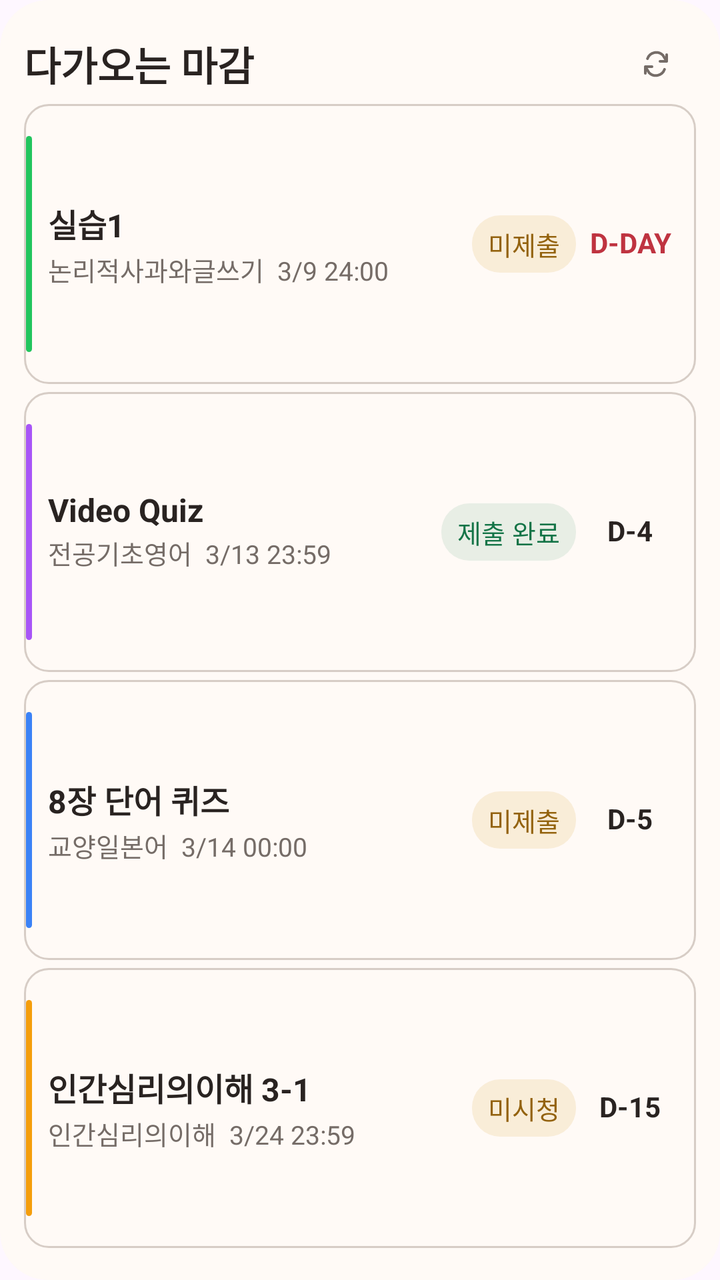
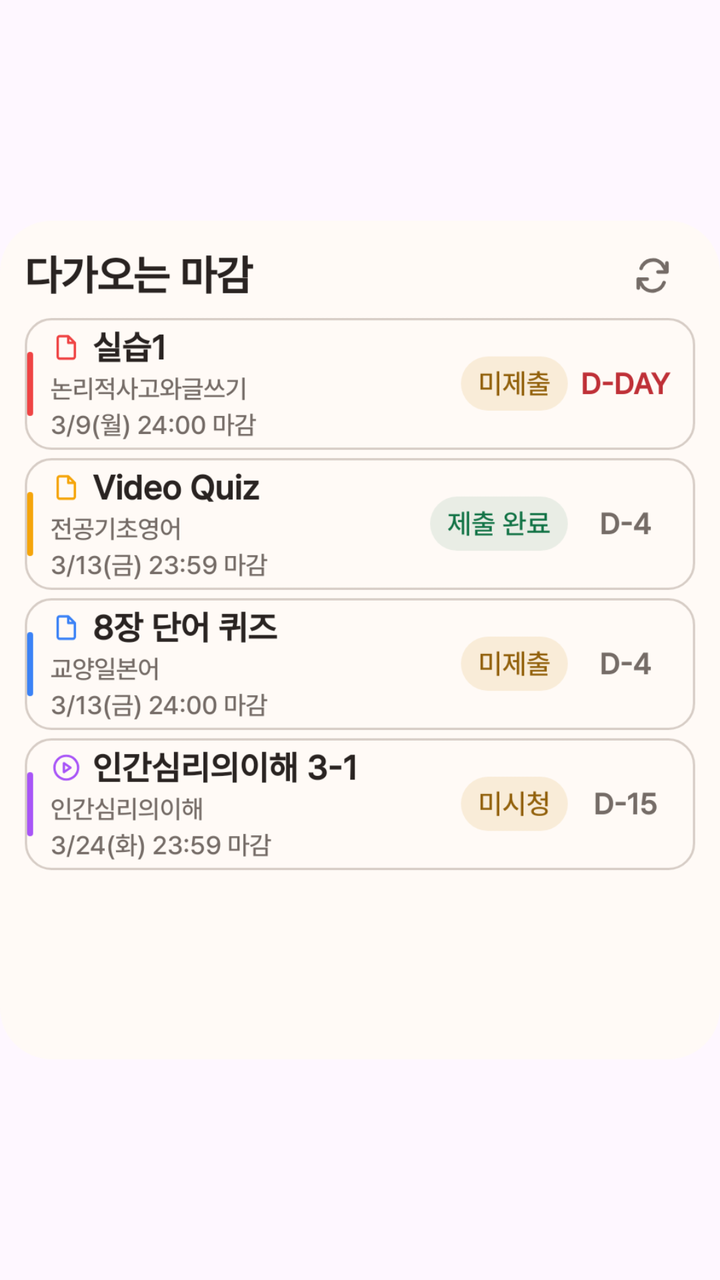

Screens rendered from an Android XML layout before and after an edit, with the pre-edit source and the edit as a unified diff.
<!-- AndroidManifest.xml: application theme Theme.hongsi -->
<!-- res/layout/deadlines_large_widget_preview.xml -->
<?xml version="1.0" encoding="utf-8"?>
<LinearLayout xmlns:android="http://schemas.android.com/apk/res/android" android:layout_width="match_parent" android:layout_height="match_parent" android:orientation="vertical" android:padding="12dp" android:background="@drawable/widget_attendance_background">
  <LinearLayout android:layout_width="match_parent" android:layout_height="40dp" android:orientation="horizontal" android:gravity="center_vertical">
    <TextView android:layout_width="0dp" android:layout_height="match_parent" android:text="다가오는 마감" android:textSize="20sp" android:textColor="@color/widget_text" android:includeFontPadding="false" android:layout_weight="1" android:gravity="center_vertical" android:maxLines="1" android:ellipsize="end" android:textStyle="bold" />
    <ImageView android:layout_width="40dp" android:layout_height="40dp" android:padding="12dp" android:src="@drawable/ic_widget_refresh" android:tint="@color/widget_muted" android:contentDescription="새로고침" />
  </LinearLayout>
  <LinearLayout android:layout_width="match_parent" android:layout_height="0dp" android:orientation="vertical" android:layout_weight="1">
    <FrameLayout android:layout_width="match_parent" android:layout_height="0dp" android:paddingBottom="4dp" android:layout_weight="1">
      <ImageView android:layout_width="match_parent" android:layout_height="match_parent" android:src="@drawable/widget_deadline_frame" android:scaleType="fitXY" android:importantForAccessibility="no" />
      <ImageView android:layout_width="3dp" android:layout_height="match_parent" android:layout_marginTop="16dp" android:layout_marginBottom="16dp" android:layout_marginStart="1dp" android:src="@drawable/widget_class_accent" android:scaleType="fitXY" android:importantForAccessibility="no" android:tint="#22c55e" />
      <LinearLayout android:layout_width="match_parent" android:layout_height="match_parent" android:orientation="horizontal" android:gravity="center_vertical" android:paddingStart="12dp" android:paddingEnd="6dp" android:paddingTop="4dp" android:paddingBottom="4dp">
        <LinearLayout android:layout_width="0dp" android:layout_height="match_parent" android:orientation="vertical" android:layout_weight="1" android:gravity="center_vertical">
          <TextView android:layout_width="match_parent" android:layout_height="wrap_content" android:text="실습1" android:textSize="16sp" android:textColor="@color/widget_text" android:includeFontPadding="false" android:textStyle="bold" android:maxLines="2" android:ellipsize="end" />
          <TextView android:layout_width="match_parent" android:layout_height="wrap_content" android:text="논리적사과와글쓰기  3/9 24:00" android:textSize="13sp" android:textColor="@color/widget_muted" android:includeFontPadding="false" android:layout_marginTop="2dp" android:maxLines="1" android:ellipsize="end" />
        </LinearLayout>
        <TextView android:layout_width="wrap_content" android:layout_height="wrap_content" android:text="미제출" android:textSize="13sp" android:textColor="@color/widget_badge_warn_text" android:includeFontPadding="false" android:paddingStart="8dp" android:paddingEnd="8dp" android:paddingTop="5dp" android:paddingBottom="5dp" android:layout_marginStart="6dp" android:maxWidth="104dp" android:maxLines="1" android:ellipsize="end" android:gravity="center" android:background="@drawable/widget_badge_warn" />
        <TextView android:layout_width="54dp" android:layout_height="match_parent" android:text="D-DAY" android:textSize="14sp" android:textColor="@color/widget_error" android:includeFontPadding="false" android:gravity="center" android:textStyle="bold" />
      </LinearLayout>
    </FrameLayout>
    <FrameLayout android:layout_width="match_parent" android:layout_height="0dp" android:paddingBottom="4dp" android:layout_weight="1">
      <ImageView android:layout_width="match_parent" android:layout_height="match_parent" android:src="@drawable/widget_deadline_frame" android:scaleType="fitXY" android:importantForAccessibility="no" />
      <ImageView android:layout_width="3dp" android:layout_height="match_parent" android:layout_marginTop="16dp" android:layout_marginBottom="16dp" android:layout_marginStart="1dp" android:src="@drawable/widget_class_accent" android:scaleType="fitXY" android:importantForAccessibility="no" android:tint="#a855f7" />
      <LinearLayout android:layout_width="match_parent" android:layout_height="match_parent" android:orientation="horizontal" android:gravity="center_vertical" android:paddingStart="12dp" android:paddingEnd="6dp" android:paddingTop="4dp" android:paddingBottom="4dp">
        <LinearLayout android:layout_width="0dp" android:layout_height="match_parent" android:orientation="vertical" android:layout_weight="1" android:gravity="center_vertical">
          <TextView android:layout_width="match_parent" android:layout_height="wrap_content" android:text="Video Quiz" android:textSize="16sp" android:textColor="@color/widget_text" android:includeFontPadding="false" android:textStyle="bold" android:maxLines="2" android:ellipsize="end" />
          <TextView android:layout_width="match_parent" android:layout_height="wrap_content" android:text="전공기초영어  3/13 23:59" android:textSize="13sp" android:textColor="@color/widget_muted" android:includeFontPadding="false" android:layout_marginTop="2dp" android:maxLines="1" android:ellipsize="end" />
        </LinearLayout>
        <TextView android:layout_width="wrap_content" android:layout_height="wrap_content" android:text="제출 완료" android:textSize="13sp" android:textColor="@color/widget_badge_ok_text" android:includeFontPadding="false" android:paddingStart="8dp" android:paddingEnd="8dp" android:paddingTop="5dp" android:paddingBottom="5dp" android:layout_marginStart="6dp" android:maxWidth="104dp" android:maxLines="1" android:ellipsize="end" android:gravity="center" android:background="@drawable/widget_badge_ok" />
        <TextView android:layout_width="54dp" android:layout_height="match_parent" android:text="D-4" android:textSize="14sp" android:textColor="@color/widget_text" android:includeFontPadding="false" android:gravity="center" android:textStyle="bold" />
      </LinearLayout>
    </FrameLayout>
    <FrameLayout android:layout_width="match_parent" android:layout_height="0dp" android:paddingBottom="4dp" android:layout_weight="1">
      <ImageView android:layout_width="match_parent" android:layout_height="match_parent" android:src="@drawable/widget_deadline_frame" android:scaleType="fitXY" android:importantForAccessibility="no" />
      <ImageView android:layout_width="3dp" android:layout_height="match_parent" android:layout_marginTop="16dp" android:layout_marginBottom="16dp" android:layout_marginStart="1dp" android:src="@drawable/widget_class_accent" android:scaleType="fitXY" android:importantForAccessibility="no" android:tint="#3b82f6" />
      <LinearLayout android:layout_width="match_parent" android:layout_height="match_parent" android:orientation="horizontal" android:gravity="center_vertical" android:paddingStart="12dp" android:paddingEnd="6dp" android:paddingTop="4dp" android:paddingBottom="4dp">
        <LinearLayout android:layout_width="0dp" android:layout_height="match_parent" android:orientation="vertical" android:layout_weight="1" android:gravity="center_vertical">
          <TextView android:layout_width="match_parent" android:layout_height="wrap_content" android:text="8장 단어 퀴즈" android:textSize="16sp" android:textColor="@color/widget_text" android:includeFontPadding="false" android:textStyle="bold" android:maxLines="2" android:ellipsize="end" />
          <TextView android:layout_width="match_parent" android:layout_height="wrap_content" android:text="교양일본어  3/14 00:00" android:textSize="13sp" android:textColor="@color/widget_muted" android:includeFontPadding="false" android:layout_marginTop="2dp" android:maxLines="1" android:ellipsize="end" />
        </LinearLayout>
        <TextView android:layout_width="wrap_content" android:layout_height="wrap_content" android:text="미제출" android:textSize="13sp" android:textColor="@color/widget_badge_warn_text" android:includeFontPadding="false" android:paddingStart="8dp" android:paddingEnd="8dp" android:paddingTop="5dp" android:paddingBottom="5dp" android:layout_marginStart="6dp" android:maxWidth="104dp" android:maxLines="1" android:ellipsize="end" android:gravity="center" android:background="@drawable/widget_badge_warn" />
        <TextView android:layout_width="54dp" android:layout_height="match_parent" android:text="D-5" android:textSize="14sp" android:textColor="@color/widget_text" android:includeFontPadding="false" android:gravity="center" android:textStyle="bold" />
      </LinearLayout>
    </FrameLayout>
    <FrameLayout android:layout_width="match_parent" android:layout_height="0dp" android:paddingBottom="4dp" android:layout_weight="1">
      <ImageView android:layout_width="match_parent" android:layout_height="match_parent" android:src="@drawable/widget_deadline_frame" android:scaleType="fitXY" android:importantForAccessibility="no" />
      <ImageView android:layout_width="3dp" android:layout_height="match_parent" android:layout_marginTop="16dp" android:layout_marginBottom="16dp" android:layout_marginStart="1dp" android:src="@drawable/widget_class_accent" android:scaleType="fitXY" android:importantForAccessibility="no" android:tint="#f59e0b" />
      <LinearLayout android:layout_width="match_parent" android:layout_height="match_parent" android:orientation="horizontal" android:gravity="center_vertical" android:paddingStart="12dp" android:paddingEnd="6dp" android:paddingTop="4dp" android:paddingBottom="4dp">
        <LinearLayout android:layout_width="0dp" android:layout_height="match_parent" android:orientation="vertical" android:layout_weight="1" android:gravity="center_vertical">
          <TextView android:layout_width="match_parent" android:layout_height="wrap_content" android:text="인간심리의이해 3-1" android:textSize="16sp" android:textColor="@color/widget_text" android:includeFontPadding="false" android:textStyle="bold" android:maxLines="2" android:ellipsize="end" />
          <TextView android:layout_width="match_parent" android:layout_height="wrap_content" android:text="인간심리의이해  3/24 23:59" android:textSize="13sp" android:textColor="@color/widget_muted" android:includeFontPadding="false" android:layout_marginTop="2dp" android:maxLines="1" android:ellipsize="end" />
        </LinearLayout>
        <TextView android:layout_width="wrap_content" android:layout_height="wrap_content" android:text="미시청" android:textSize="13sp" android:textColor="@color/widget_badge_warn_text" android:includeFontPadding="false" android:paddingStart="8dp" android:paddingEnd="8dp" android:paddingTop="5dp" android:paddingBottom="5dp" android:layout_marginStart="6dp" android:maxWidth="104dp" android:maxLines="1" android:ellipsize="end" android:gravity="center" android:background="@drawable/widget_badge_warn" />
        <TextView android:layout_width="54dp" android:layout_height="match_parent" android:text="D-15" android:textSize="14sp" android:textColor="@color/widget_text" android:includeFontPadding="false" android:gravity="center" android:textStyle="bold" />
      </LinearLayout>
    </FrameLayout>
  </LinearLayout>
  <TextView android:layout_width="match_parent" android:layout_height="20dp" android:text="" android:textSize="13sp" android:textColor="@color/widget_muted" android:includeFontPadding="false" android:gravity="center" android:maxLines="1" android:ellipsize="end" android:visibility="gone" />
</LinearLayout>
<!-- resources referenced by this layout -->
<resources>
  <color name="widget_badge_ok_text">#147447</color>
  <color name="widget_badge_warn_text">#93620D</color>
  <color name="widget_error">#BF3340</color>
  <color name="widget_muted">#756C67</color>
  <color name="widget_text">#292321</color>
  <!-- drawable ic_widget_refresh (drawable) -->
  <vector xmlns:android="http://schemas.android.com/apk/res/android" android:width="24dp" android:height="24dp" android:viewportWidth="24" android:viewportHeight="24">
      <path android:fillColor="@android:color/transparent" android:strokeColor="@color/widget_text" android:strokeWidth="2" android:strokeLineCap="round" android:strokeLineJoin="round" android:pathData="M20,5v5h-5 M4,19v-5h5 M5.6,8a7,7 0,0 1,11.55,-2.6L20,10 M4,14l2.85,4.6A7,7 0,0 0,18.4,16" />
  </vector>
  <!-- drawable widget_attendance_background (drawable) -->
  <?xml version="1.0" encoding="utf-8"?>
  <shape xmlns:android="http://schemas.android.com/apk/res/android">
      <solid android:color="@color/widget_background" />
      <corners android:radius="24dp" />
  </shape>
  <!-- drawable widget_badge_ok (drawable) -->
  <shape xmlns:android="http://schemas.android.com/apk/res/android" android:shape="rectangle"><corners android:radius="14dp"/><solid android:color="@color/widget_badge_ok_background"/></shape>
  <!-- drawable widget_badge_warn (drawable) -->
  <shape xmlns:android="http://schemas.android.com/apk/res/android" android:shape="rectangle"><corners android:radius="14dp"/><solid android:color="@color/widget_badge_warn_background"/></shape>
  <!-- drawable widget_class_accent (drawable) -->
  <shape xmlns:android="http://schemas.android.com/apk/res/android"><solid android:color="#FFFFFF"/><corners android:radius="2dp"/></shape>
  <!-- drawable widget_deadline_frame (drawable) -->
  <shape xmlns:android="http://schemas.android.com/apk/res/android" android:shape="rectangle"><solid android:color="@color/widget_background"/><stroke android:width="1dp" android:color="@color/widget_border"/><corners android:radius="12dp"/></shape>
  <style name="Theme.hongsi" parent="Theme.Material3.DayNight.NoActionBar">
          
      </style>
  <color name="widget_background">#FFFAF6</color>
  <color name="widget_badge_ok_background">#18147447</color>
  <color name="widget_badge_warn_background">#1FCA8800</color>
  <color name="widget_border">#D7CDC6</color>
</resources>

<!-- the commit's change to res/layout/deadlines_large_widget_preview.xml (unified diff, before → after) -->
@@ -1,58 +1,8 @@
 <?xml version="1.0" encoding="utf-8"?>
-<LinearLayout xmlns:android="http://schemas.android.com/apk/res/android" android:layout_width="match_parent" android:layout_height="match_parent" android:orientation="vertical" android:padding="12dp" android:background="@drawable/widget_attendance_background">
-  <LinearLayout android:layout_width="match_parent" android:layout_height="40dp" android:orientation="horizontal" android:gravity="center_vertical">
-    <TextView android:layout_width="0dp" android:layout_height="match_parent" android:text="다가오는 마감" android:textSize="20sp" android:textColor="@color/widget_text" android:includeFontPadding="false" android:layout_weight="1" android:gravity="center_vertical" android:maxLines="1" android:ellipsize="end" android:textStyle="bold" />
-    <ImageView android:layout_width="40dp" android:layout_height="40dp" android:padding="12dp" android:src="@drawable/ic_widget_refresh" android:tint="@color/widget_muted" android:contentDescription="새로고침" />
-  </LinearLayout>
-  <LinearLayout android:layout_width="match_parent" android:layout_height="0dp" android:orientation="vertical" android:layout_weight="1">
-    <FrameLayout android:layout_width="match_parent" android:layout_height="0dp" android:paddingBottom="4dp" android:layout_weight="1">
-      <ImageView android:layout_width="match_parent" android:layout_height="match_parent" android:src="@drawable/widget_deadline_frame" android:scaleType="fitXY" android:importantForAccessibility="no" />
-      <ImageView android:layout_width="3dp" android:layout_height="match_parent" android:layout_marginTop="16dp" android:layout_marginBottom="16dp" android:layout_marginStart="1dp" android:src="@drawable/widget_class_accent" android:scaleType="fitXY" android:importantForAccessibility="no" android:tint="#22c55e" />
-      <LinearLayout android:layout_width="match_parent" android:layout_height="match_parent" android:orientation="horizontal" android:gravity="center_vertical" android:paddingStart="12dp" android:paddingEnd="6dp" android:paddingTop="4dp" android:paddingBottom="4dp">
-        <LinearLayout android:layout_width="0dp" android:layout_height="match_parent" android:orientation="vertical" android:layout_weight="1" android:gravity="center_vertical">
-          <TextView android:layout_width="match_parent" android:layout_height="wrap_content" android:text="실습1" android:textSize="16sp" android:textColor="@color/widget_text" android:includeFontPadding="false" android:textStyle="bold" android:maxLines="2" android:ellipsize="end" />
-          <TextView android:layout_width="match_parent" android:layout_height="wrap_content" android:text="논리적사과와글쓰기  3/9 24:00" android:textSize="13sp" android:textColor="@color/widget_muted" android:includeFontPadding="false" android:layout_marginTop="2dp" android:maxLines="1" android:ellipsize="end" />
-        </LinearLayout>
-        <TextView android:layout_width="wrap_content" android:layout_height="wrap_content" android:text="미제출" android:textSize="13sp" android:textColor="@color/widget_badge_warn_text" android:includeFontPadding="false" android:paddingStart="8dp" android:paddingEnd="8dp" android:paddingTop="5dp" android:paddingBottom="5dp" android:layout_marginStart="6dp" android:maxWidth="104dp" android:maxLines="1" android:ellipsize="end" android:gravity="center" android:background="@drawable/widget_badge_warn" />
-        <TextView android:layout_width="54dp" android:layout_height="match_parent" android:text="D-DAY" android:textSize="14sp" android:textColor="@color/widget_error" android:includeFontPadding="false" android:gravity="center" android:textStyle="bold" />
-      </LinearLayout>
-    </FrameLayout>
-    <FrameLayout android:layout_width="match_parent" android:layout_height="0dp" android:paddingBottom="4dp" android:layout_weight="1">
-      <ImageView android:layout_width="match_parent" android:layout_height="match_parent" android:src="@drawable/widget_deadline_frame" android:scaleType="fitXY" android:importantForAccessibility="no" />
-      <ImageView android:layout_width="3dp" android:layout_height="match_parent" android:layout_marginTop="16dp" android:layout_marginBottom="16dp" android:layout_marginStart="1dp" android:src="@drawable/widget_class_accent" android:scaleType="fitXY" android:importantForAccessibility="no" android:tint="#a855f7" />
-      <LinearLayout android:layout_width="match_parent" android:layout_height="match_parent" android:orientation="horizontal" android:gravity="center_vertical" android:paddingStart="12dp" android:paddingEnd="6dp" android:paddingTop="4dp" android:paddingBottom="4dp">
-        <LinearLayout android:layout_width="0dp" android:layout_height="match_parent" android:orientation="vertical" android:layout_weight="1" android:gravity="center_vertical">
-          <TextView android:layout_width="match_parent" android:layout_height="wrap_content" android:text="Video Quiz" android:textSize="16sp" android:textColor="@color/widget_text" android:includeFontPadding="false" android:textStyle="bold" android:maxLines="2" android:ellipsize="end" />
-          <TextView android:layout_width="match_parent" android:layout_height="wrap_content" android:text="전공기초영어  3/13 23:59" android:textSize="13sp" android:textColor="@color/widget_muted" android:includeFontPadding="false" android:layout_marginTop="2dp" android:maxLines="1" android:ellipsize="end" />
-        </LinearLayout>
-        <TextView android:layout_width="wrap_content" android:layout_height="wrap_content" android:text="제출 완료" android:textSize="13sp" android:textColor="@color/widget_badge_ok_text" android:includeFontPadding="false" android:paddingStart="8dp" android:paddingEnd="8dp" android:paddingTop="5dp" android:paddingBottom="5dp" android:layout_marginStart="6dp" android:maxWidth="104dp" android:maxLines="1" android:ellipsize="end" android:gravity="center" android:background="@drawable/widget_badge_ok" />
-        <TextView android:layout_width="54dp" android:layout_height="match_parent" android:text="D-4" android:textSize="14sp" android:textColor="@color/widget_text" android:includeFontPadding="false" android:gravity="center" android:textStyle="bold" />
-      </LinearLayout>
-    </FrameLayout>
-    <FrameLayout android:layout_width="match_parent" android:layout_height="0dp" android:paddingBottom="4dp" android:layout_weight="1">
-      <ImageView android:layout_width="match_parent" android:layout_height="match_parent" android:src="@drawable/widget_deadline_frame" android:scaleType="fitXY" android:importantForAccessibility="no" />
-      <ImageView android:layout_width="3dp" android:layout_height="match_parent" android:layout_marginTop="16dp" android:layout_marginBottom="16dp" android:layout_marginStart="1dp" android:src="@drawable/widget_class_accent" android:scaleType="fitXY" android:importantForAccessibility="no" android:tint="#3b82f6" />
-      <LinearLayout android:layout_width="match_parent" android:layout_height="match_parent" android:orientation="horizontal" android:gravity="center_vertical" android:paddingStart="12dp" android:paddingEnd="6dp" android:paddingTop="4dp" android:paddingBottom="4dp">
-        <LinearLayout android:layout_width="0dp" android:layout_height="match_parent" android:orientation="vertical" android:layout_weight="1" android:gravity="center_vertical">
-          <TextView android:layout_width="match_parent" android:layout_height="wrap_content" android:text="8장 단어 퀴즈" android:textSize="16sp" android:textColor="@color/widget_text" android:includeFontPadding="false" android:textStyle="bold" android:maxLines="2" android:ellipsize="end" />
-          <TextView android:layout_width="match_parent" android:layout_height="wrap_content" android:text="교양일본어  3/14 00:00" android:textSize="13sp" android:textColor="@color/widget_muted" android:includeFontPadding="false" android:layout_marginTop="2dp" android:maxLines="1" android:ellipsize="end" />
-        </LinearLayout>
-        <TextView android:layout_width="wrap_content" android:layout_height="wrap_content" android:text="미제출" android:textSize="13sp" android:textColor="@color/widget_badge_warn_text" android:includeFontPadding="false" android:paddingStart="8dp" android:paddingEnd="8dp" android:paddingTop="5dp" android:paddingBottom="5dp" android:layout_marginStart="6dp" android:maxWidth="104dp" android:maxLines="1" android:ellipsize="end" android:gravity="center" android:background="@drawable/widget_badge_warn" />
-        <TextView android:layout_width="54dp" android:layout_height="match_parent" android:text="D-5" android:textSize="14sp" android:textColor="@color/widget_text" android:includeFontPadding="false" android:gravity="center" android:textStyle="bold" />
-      </LinearLayout>
-    </FrameLayout>
-    <FrameLayout android:layout_width="match_parent" android:layout_height="0dp" android:paddingBottom="4dp" android:layout_weight="1">
-      <ImageView android:layout_width="match_parent" android:layout_height="match_parent" android:src="@drawable/widget_deadline_frame" android:scaleType="fitXY" android:importantForAccessibility="no" />
-      <ImageView android:layout_width="3dp" android:layout_height="match_parent" android:layout_marginTop="16dp" android:layout_marginBottom="16dp" android:layout_marginStart="1dp" android:src="@drawable/widget_class_accent" android:scaleType="fitXY" android:importantForAccessibility="no" android:tint="#f59e0b" />
-      <LinearLayout android:layout_width="match_parent" android:layout_height="match_parent" android:orientation="horizontal" android:gravity="center_vertical" android:paddingStart="12dp" android:paddingEnd="6dp" android:paddingTop="4dp" android:paddingBottom="4dp">
-        <LinearLayout android:layout_width="0dp" android:layout_height="match_parent" android:orientation="vertical" android:layout_weight="1" android:gravity="center_vertical">
-          <TextView android:layout_width="match_parent" android:layout_height="wrap_content" android:text="인간심리의이해 3-1" android:textSize="16sp" android:textColor="@color/widget_text" android:includeFontPadding="false" android:textStyle="bold" android:maxLines="2" android:ellipsize="end" />
-          <TextView android:layout_width="match_parent" android:layout_height="wrap_content" android:text="인간심리의이해  3/24 23:59" android:textSize="13sp" android:textColor="@color/widget_muted" android:includeFontPadding="false" android:layout_marginTop="2dp" android:maxLines="1" android:ellipsize="end" />
-        </LinearLayout>
-        <TextView android:layout_width="wrap_content" android:layout_height="wrap_content" android:text="미시청" android:textSize="13sp" android:textColor="@color/widget_badge_warn_text" android:includeFontPadding="false" android:paddingStart="8dp" android:paddingEnd="8dp" android:paddingTop="5dp" android:paddingBottom="5dp" android:layout_marginStart="6dp" android:maxWidth="104dp" android:maxLines="1" android:ellipsize="end" android:gravity="center" android:background="@drawable/widget_badge_warn" />
-        <TextView android:layout_width="54dp" android:layout_height="match_parent" android:text="D-15" android:textSize="14sp" android:textColor="@color/widget_text" android:includeFontPadding="false" android:gravity="center" android:textStyle="bold" />
-      </LinearLayout>
-    </FrameLayout>
-  </LinearLayout>
-  <TextView android:layout_width="match_parent" android:layout_height="20dp" android:text="" android:textSize="13sp" android:textColor="@color/widget_muted" android:includeFontPadding="false" android:gravity="center" android:maxLines="1" android:ellipsize="end" android:visibility="gone" />
-</LinearLayout>
+<ImageView xmlns:android="http://schemas.android.com/apk/res/android"
+    android:layout_width="match_parent"
+    android:layout_height="match_parent"
+    android:src="@drawable/deadlines_large_widget_preview"
+    android:scaleType="fitCenter"
+    android:adjustViewBounds="true"
+    android:contentDescription="@string/deadlines_large_widget_name" />
<!-- resource entries referenced after the edit -->
@@ -1,34 +1,9 @@
 <!-- resources referenced by this layout -->
 <resources>
-  <color name="widget_badge_ok_text">#147447</color>
-  <color name="widget_badge_warn_text">#93620D</color>
-  <color name="widget_error">#BF3340</color>
-  <color name="widget_muted">#756C67</color>
-  <color name="widget_text">#292321</color>
-  <!-- drawable ic_widget_refresh (drawable) -->
-  <vector xmlns:android="http://schemas.android.com/apk/res/android" android:width="24dp" android:height="24dp" android:viewportWidth="24" android:viewportHeight="24">
-      <path android:fillColor="@android:color/transparent" android:strokeColor="@color/widget_text" android:strokeWidth="2" android:strokeLineCap="round" android:strokeLineJoin="round" android:pathData="M20,5v5h-5 M4,19v-5h5 M5.6,8a7,7 0,0 1,11.55,-2.6L20,10 M4,14l2.85,4.6A7,7 0,0 0,18.4,16" />
-  </vector>
-  <!-- drawable widget_attendance_background (drawable) -->
-  <?xml version="1.0" encoding="utf-8"?>
-  <shape xmlns:android="http://schemas.android.com/apk/res/android">
-      <solid android:color="@color/widget_background" />
-      <corners android:radius="24dp" />
-  </shape>
-  <!-- drawable widget_badge_ok (drawable) -->
-  <shape xmlns:android="http://schemas.android.com/apk/res/android" android:shape="rectangle"><corners android:radius="14dp"/><solid android:color="@color/widget_badge_ok_background"/></shape>
-  <!-- drawable widget_badge_warn (drawable) -->
-  <shape xmlns:android="http://schemas.android.com/apk/res/android" android:shape="rectangle"><corners android:radius="14dp"/><solid android:color="@color/widget_badge_warn_background"/></shape>
-  <!-- drawable widget_class_accent (drawable) -->
-  <shape xmlns:android="http://schemas.android.com/apk/res/android"><solid android:color="#FFFFFF"/><corners android:radius="2dp"/></shape>
-  <!-- drawable widget_deadline_frame (drawable) -->
-  <shape xmlns:android="http://schemas.android.com/apk/res/android" android:shape="rectangle"><solid android:color="@color/widget_background"/><stroke android:width="1dp" android:color="@color/widget_border"/><corners android:radius="12dp"/></shape>
+  <!-- drawable deadlines_large_widget_preview: png bitmap (drawable-night-nodpi, 116447 bytes) -->
+  <string name="deadlines_large_widget_name">다가오는 마감 크게</string>
   <style name="Theme.hongsi" parent="Theme.Material3.DayNight.NoActionBar">
           
       </style>
-  <color name="widget_background">#FFFAF6</color>
-  <color name="widget_badge_ok_background">#18147447</color>
-  <color name="widget_badge_warn_background">#1FCA8800</color>
-  <color name="widget_border">#D7CDC6</color>
 </resources>
 
